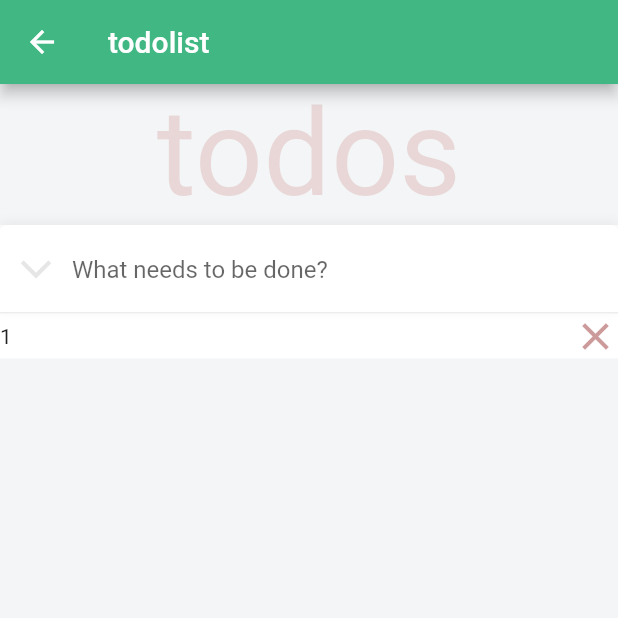
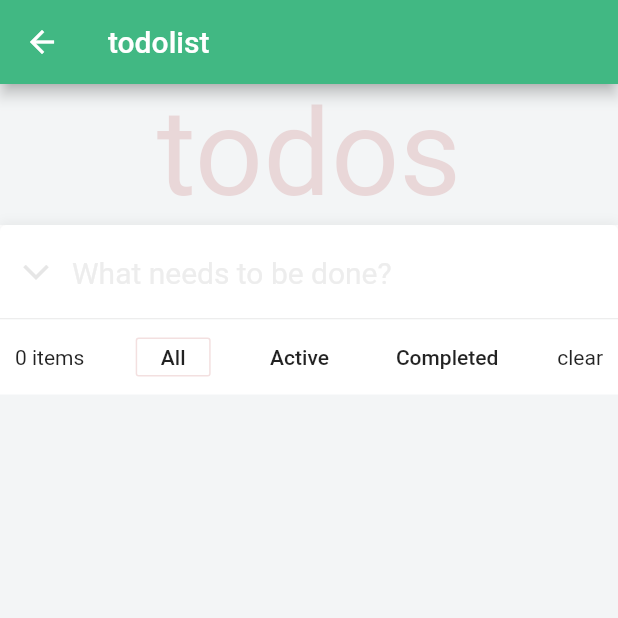
Before and after one commit to zhoushaw/flutter-example, a Flutter app: the ToDoList screen opened by its route, on a phone screen of 412 x 824 dp, the top half of it. Run offline on Flutter 3.47's test engine with Material 2 defaults, Android fonts, the phone set to English and light mode, and no system bars.

Commit message:
feat: todos例子完成

```diff
--- a/lib/example/ToDoList/ToDoList.dart
+++ b/lib/example/ToDoList/ToDoList.dart
@@ -8,24 +8,70 @@ class ToDoList extends StatefulWidget {
   }
 }
 
+enum SelectMode { All, Active, Completed }
+
+class ListItem {
+  bool isSelect;
+  String value;
+  ListItem({this.isSelect, this.value});
+}
+
 class ToDoListState extends State<ToDoList> {
-  List todoLists = ['1'];
+  List<ListItem> todoLists = [];
+
   TextEditingController textController = TextEditingController();
   FocusNode focusNode = new FocusNode();
   bool selectAl = false;
+  var mode = SelectMode.All;
+
   List getToDoList() {
     int index = -1;
-    return todoLists.map((item) {
+    List<Widget> list = [];
+    todoLists.forEach((item) {
       index++;
-      return todoItem(item, index);
-    }).toList();
+      if (mode == SelectMode.All) {
+        list.add(todoItem(item, index));
       }
 
-  Widget todoItem(String item, int index) {
-    return Row(
+      if (mode == SelectMode.Active && item.isSelect != true) {
+        list.add(todoItem(item, index));
+      }
+
+      if (mode == SelectMode.Completed && item.isSelect == true) {
+        list.add(todoItem(item, index));
+      }
+    });
+    return list;
+  }
+
+  Widget todoItem(item, int index) {
+    return Container(
+      constraints: BoxConstraints(minHeight: 60),
+      decoration: BoxDecoration(
+          border:
+              Border(bottom: BorderSide(color: Color(0xFFededed), width: 1))),
+      child: Row(
         mainAxisAlignment: MainAxisAlignment.spaceBetween,
+        crossAxisAlignment: CrossAxisAlignment.center,
         children: <Widget>[
-        Text(item),
+          Checkbox(
+              value: todoLists[index].isSelect,
+              onChanged: (value) {
+                setState(() {
+                  todoLists[index].isSelect = value;
+                });
+              }),
+          Expanded(
+            child: Text(item.value,
+                maxLines: 2,
+                overflow: TextOverflow.ellipsis,
+                style: TextStyle(
+                    fontSize: 20,
+                    height: 1,
+                    color: Color(0xFF4d4d4d),
+                    decoration:
+                        item.isSelect ? TextDecoration.lineThrough : null)),
+          ),
           GestureDetector(
             child: Icon(
               Icons.close,
@@ -39,6 +85,7 @@ class ToDoListState extends State<ToDoList> {
             },
           )
         ],
+      ),
     );
   }
 
@@ -52,10 +99,13 @@ class ToDoListState extends State<ToDoList> {
         ),
         body: Container(
           color: Color(0xFFf3f5f6),
+          child: SingleChildScrollView(
             child: Center(
                 child: Column(
+              crossAxisAlignment: CrossAxisAlignment.stretch,
               children: <Widget>[
                 Text('todos',
+                    textAlign: TextAlign.center,
                     style: TextStyle(
                         color: Color.fromRGBO(175, 47, 47, 0.15),
                         fontSize: 80,
@@ -83,21 +133,27 @@ class ToDoListState extends State<ToDoList> {
                             controller: textController,
                             onSubmitted: (text) {
                               setState(() {
-                              todoLists.add(text);
+                                todoLists.add(
+                                    new ListItem(isSelect: false, value: text));
                                 textController.text = '';
                                 focusNode.unfocus();
                               });
                             },
+                            style: TextStyle(
+                                fontSize: 20, color: Color(0xFF4d4d4d)),
                             decoration: InputDecoration(
                                 prefixIcon: GestureDetector(
                                   child: Transform.rotate(
                                       angle: math.pi / 2,
                                       child: Icon(Icons.arrow_forward_ios,
+                                          size: 20,
                                           color: Color(selectAl
                                               ? 0xFF737373
                                               : 0xFFe6e6e6))),
                                   onTap: () {
-
+                                    setState(() {
+                                      selectAl = !selectAl;
+                                    });
                                   },
                                 ),
                                 fillColor: Colors.white,
@@ -110,7 +166,9 @@ class ToDoListState extends State<ToDoList> {
                                 filled: true,
                                 contentPadding: EdgeInsets.symmetric(
                                     vertical: 20.0, horizontal: 20),
-                              hintText: "What needs to be done?")),
+                                hintText: "What needs to be done?",
+                                hintStyle: TextStyle(
+                                    color: Color(0xFFededed), fontSize: 20))),
                       ),
                       Container(
                         child: Column(
@@ -120,13 +178,85 @@ class ToDoListState extends State<ToDoList> {
                     ],
                     crossAxisAlignment: CrossAxisAlignment.stretch,
                   ),
+                ),
+                Container(
+                  color: Colors.white,
+                  constraints: BoxConstraints(minHeight: 50),
+                  child: Padding(
+                    padding: EdgeInsets.only(left: 10, right: 10),
+                    child: Row(
+                      mainAxisAlignment: MainAxisAlignment.spaceBetween,
+                      children: <Widget>[
+                        Text('${todoLists.length} items'),
+                        ButtonTheme(
+                          minWidth: 50,
+                          height: 10,
+                          child: OutlineButton(
+                            padding: EdgeInsets.all(5),
+                            borderSide: mode == SelectMode.All
+                                ? BorderSide(
+                                    color: Color.fromRGBO(175, 47, 47, 0.15))
+                                : BorderSide.none,
+                            child: Text('All'),
+                            onPressed: () {
+                              setState(() {
+                                mode = SelectMode.All;
+                              });
+                            },
+                          ),
+                        ),
+                        ButtonTheme(
+                          minWidth: 50,
+                          height: 10,
+                          child: OutlineButton(
+                            padding: EdgeInsets.all(5),
+                            borderSide: mode == SelectMode.Active
+                                ? BorderSide(
+                                    color: Color.fromRGBO(175, 47, 47, 0.15))
+                                : BorderSide.none,
+                            child: Text('Active'),
+                            onPressed: () {
+                              setState(() {
+                                mode = SelectMode.Active;
+                              });
+                            },
+                          ),
+                        ),
+                        ButtonTheme(
+                          minWidth: 50,
+                          height: 10,
+                          child: OutlineButton(
+                            padding: EdgeInsets.all(5),
+                            borderSide: mode == SelectMode.Completed
+                                ? BorderSide(
+                                    color: Color.fromRGBO(175, 47, 47, 0.15))
+                                : BorderSide.none,
+                            child: Text('Completed'),
+                            onPressed: () {
+                              setState(() {
+                                mode = SelectMode.Completed;
+                              });
+                            },
+                          ),
+                        ),
+                        GestureDetector(
+                          child: Text('clear'),
+                          onTap: () {
+                            print('dianjil');
+                            setState(() {
+                              todoLists = todoLists.where((item)=>!item.isSelect);
+                            });
+                          },
                         )
                       ],
                     ),
                   ),
+                )
+              ],
+            )),
+          ),
           constraints: BoxConstraints(
               minWidth: double.infinity, minHeight: double.infinity),
-      ),
-    );
+        ));
   }
 }
```
Lines whose indentation alone changed are shown as unchanged.
